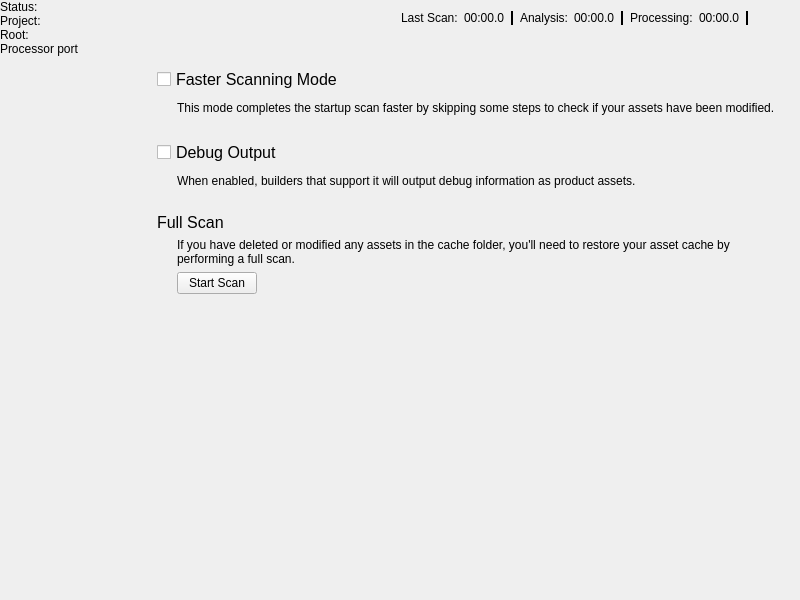
Above: Code/Tools/AssetProcessor/native/ui/MainWindow.ui from o3de/o3de before the change. Below: the same form after it.
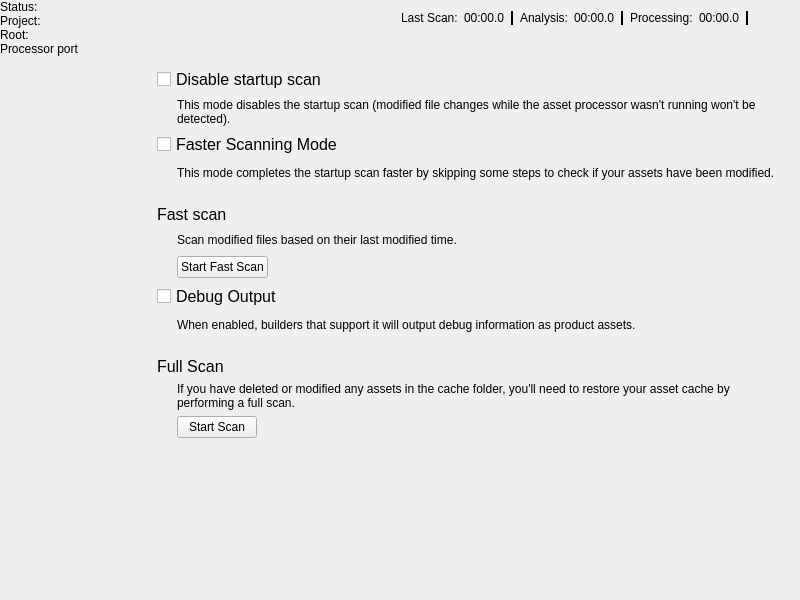
That is the form after the change. The open tabs and pages were chosen to show the change. Icons and pictures are not drawn. Custom widgets are drawn as their Qt base class.

Commit message: AssetProcessor: allow to disable initial scan

```diff
--- a/Code/Tools/AssetProcessor/native/ui/MainWindow.ui
+++ b/Code/Tools/AssetProcessor/native/ui/MainWindow.ui
@@ -1469,6 +1469,49 @@
         </widget>
         <widget class="QWidget" name="ToolsPage">
          <layout class="QVBoxLayout" name="verticalLayout_3">
+          <item>
+           <widget class="QCheckBox" name="skipinitialdatabaseCheck">
+            <property name="styleSheet">
+             <string notr="true">font: 12pt;</string>
+            </property>
+            <property name="text">
+             <string>Disable startup scan</string>
+            </property>
+           </widget>
+          </item>
+          <item>
+           <layout class="QHBoxLayout" name="skipinitialcheck_horizontalLayout">
+            <item>
+             <spacer name="indentSpacer1">
+              <property name="orientation">
+               <enum>Qt::Horizontal</enum>
+              </property>
+              <property name="sizeType">
+               <enum>QSizePolicy::Fixed</enum>
+              </property>
+              <property name="sizeHint" stdset="0">
+               <size>
+                <width>20</width>
+                <height>20</height>
+               </size>
+              </property>
+             </spacer>
+            </item>
+            <item>
+             <widget class="QLabel" name="skipinitialdatabaseDescription">
+              <property name="text">
+               <string>&lt;html&gt;&lt;head/&gt;&lt;body&gt;&lt;p&gt;This mode disables the startup scan (modified file changes while the asset processor wasn't running won't be detected).&lt;/p&gt;&lt;/body&gt;&lt;/html&gt;</string>
+              </property>
+              <property name="scaledContents">
+               <bool>false</bool>
+              </property>
+              <property name="wordWrap">
+               <bool>true</bool>
+              </property>
+             </widget>
+            </item>
+           </layout>
+          </item>
           <item>
            <widget class="QCheckBox" name="modtimeSkippingCheckBox">
             <property name="styleSheet">
@@ -1528,6 +1571,95 @@
             </property>
            </spacer>
           </item>
+          <item>
+           <widget class="QLabel" name="fastScanHeader">
+            <property name="text">
+             <string>&lt;html&gt;&lt;head/&gt;&lt;body&gt;&lt;p&gt;&lt;span style=&quot; font-size:12pt;&quot;&gt;Fast scan&lt;/span&gt;&lt;/p&gt;&lt;/body&gt;&lt;/html&gt;</string>
+            </property>
+            <property name="wordWrap">
+             <bool>true</bool>
+            </property>
+           </widget>
+          </item>
+          <item>
+           <layout class="QHBoxLayout" name="fastScanHorizontalLayout">
+            <item>
+             <spacer name="indentSpacer2">
+              <property name="orientation">
+               <enum>Qt::Horizontal</enum>
+              </property>
+              <property name="sizeType">
+               <enum>QSizePolicy::Fixed</enum>
+              </property>
+              <property name="sizeHint" stdset="0">
+               <size>
+                <width>20</width>
+                <height>20</height>
+               </size>
+              </property>
+             </spacer>
+            </item>
+            <item>
+             <widget class="QLabel" name="fastScanDescriptionText">
+              <property name="text">
+               <string>&lt;html&gt;&lt;head/&gt;&lt;body&gt;&lt;p&gt;Scan modified files based on their last modified time.&lt;/p&gt;&lt;/body&gt;&lt;/html&gt;</string>
+              </property>
+              <property name="scaledContents">
+               <bool>false</bool>
+              </property>
+              <property name="wordWrap">
+               <bool>true</bool>
+              </property>
+             </widget>
+            </item>
+           </layout>
+          </item>
+          <item>
+           <layout class="QHBoxLayout" name="fastScanHorizontalLayout2">
+            <item>
+             <spacer name="fastScanhorizontalSpacer_1">
+              <property name="orientation">
+               <enum>Qt::Horizontal</enum>
+              </property>
+              <property name="sizeType">
+               <enum>QSizePolicy::Fixed</enum>
+              </property>
+              <property name="sizeHint" stdset="0">
+               <size>
+                <width>20</width>
+                <height>20</height>
+               </size>
+              </property>
+             </spacer>
+            </item>
+            <item>
+             <widget class="QPushButton" name="fastScanButton">
+              <property name="sizePolicy">
+               <sizepolicy hsizetype="Fixed" vsizetype="Fixed">
+                <horstretch>0</horstretch>
+                <verstretch>0</verstretch>
+               </sizepolicy>
+              </property>
+              <property name="text">
+               <string>Start Fast Scan</string>
+              </property>
+             </widget>
+            </item>
+            <item>
+             <spacer name="fastScanHorizontalSpacer_2">
+              <property name="orientation">
+               <enum>Qt::Horizontal</enum>
+              </property>
+              <property name="sizeHint" stdset="0">
+               <size>
+                <width>40</width>
+                <height>20</height>
+               </size>
+              </property>
+             </spacer>
+            </item>
+           </layout>
+          </item>
           <item>
            <widget class="QCheckBox" name="debugOutputCheckBox">
             <property name="styleSheet">
```
The commit also changes 6 other files.
